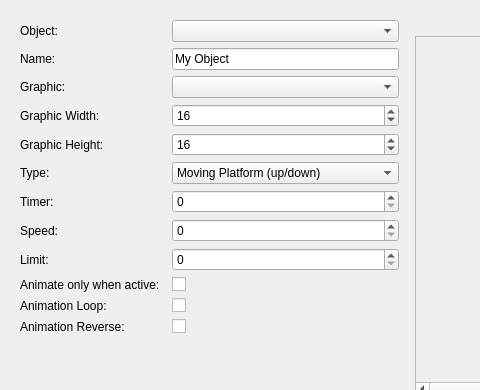
The window that editor/mainwindow_tab/object_tab.ui (protoman/rockbot) describes before a commit, drawn with Qt 5; both pictures show x 0 to 480 and y 0 to 390 of the 815 by 471 pixel window.
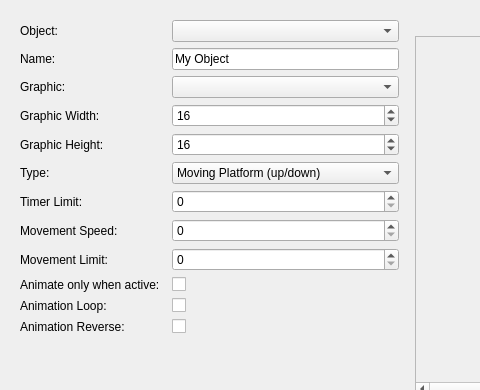
The same window after the commit. Custom widgets are drawn as their Qt base class.

Commit message: - do not create a new window each time user opens movie editor, use hide() and show() instead, adding reload() - fix fill_data not setting fields to enabled once they were disabled - fix default values for object - common fill files combo do not close whole app if FILEPATH is undefined - add dialog asking to save when user closes editor and movie editor windows

What changed in the file:
```diff
--- a/editor/mainwindow_tab/object_tab.ui
+++ b/editor/mainwindow_tab/object_tab.ui
@@ -57,7 +57,7 @@
         <item row="8" column="0">
          <widget class="QLabel" name="label_63">
           <property name="text">
-           <string>Speed:</string>
+           <string>Movement Speed:</string>
           </property>
          </widget>
         </item>
@@ -346,14 +346,14 @@
         <item row="9" column="0">
          <widget class="QLabel" name="label_62">
           <property name="text">
-           <string>Limit:</string>
+           <string>Movement Limit:</string>
           </property>
          </widget>
         </item>
         <item row="7" column="0">
          <widget class="QLabel" name="label_61">
           <property name="text">
-           <string>Timer:</string>
+           <string>Timer Limit:</string>
           </property>
          </widget>
         </item>
```
The commit also changes 34 other files.
